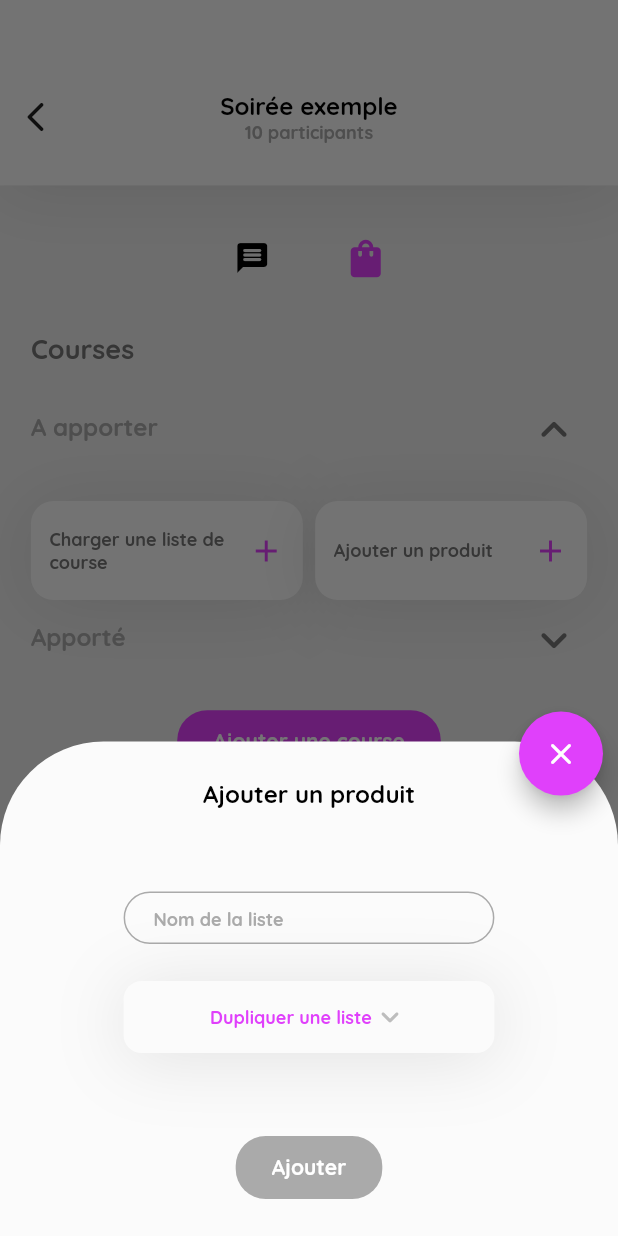
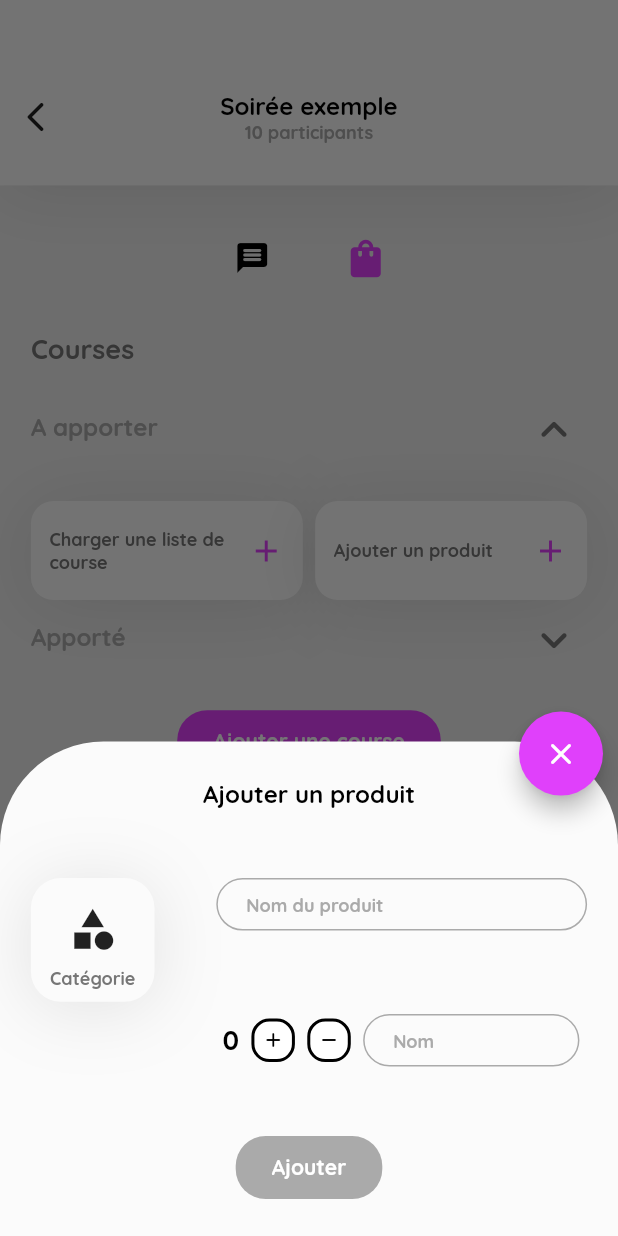
Before and after one commit to Louisp78/Fevly, a Flutter app: the ShoppingScreen screen opened directly, after a tap on the "expand more" icon, after a tap on "Ajouter un produit", on a phone screen of 412 x 824 dp. Run offline on Flutter 3.47's test engine with Material 2 defaults, Android fonts, the phone set to English and light mode, and no system bars; drawn by our look-alikes of auto_size_text; our stand-ins replace flutter_svg, google_fonts; statements that could not run were skipped.

Commit message:
pull main

```diff
--- a/fevly/lib/screens/shopping/components/body.dart
+++ b/fevly/lib/screens/shopping/components/body.dart
@@ -2,23 +2,18 @@ import 'package:fevly/components/custom_basic_app_bar.dart';
 import 'package:fevly/components/custom_bottom_bar.dart';
 import 'package:fevly/components/custom_circle_avatar.dart';
 import 'package:fevly/components/custom_text_button.dart';
-import 'package:fevly/models/guest_list.dart';
 import 'package:fevly/models/is_shopping.dart';
 import 'package:fevly/models/product.dart';
-import 'package:fevly/models/product_list.dart';
-import 'package:fevly/screens/my_lists/components/custom_bottom_sheet_guest_list.dart';
 import 'package:fevly/styles/colors.dart';
-import 'package:fevly/styles/effects.dart';
 import 'package:fevly/test/data_example.dart';
 import 'package:flutter/cupertino.dart';
 import 'package:flutter/material.dart';
 import 'package:flutter/rendering.dart';
 import 'package:google_fonts/google_fonts.dart';
 import 'package:provider/provider.dart';
-
-import '../../../constant.dart';
 import 'add_and_load_shopping.dart';
 import 'custom_bottom_sheet_product_list.dart';
+import 'custom_button_sheet_product_add.dart';
 import 'drop_list.dart';
 import 'list_tile_item.dart';
 
@@ -141,7 +136,7 @@ class Body extends StatelessWidget {
                               context: context,
                               backgroundColor: Colors.transparent,
                               builder: (BuildContext context) {
-                                return const CustomBottomSheetProductList(
+                                return const CustomBottomSheetProductAdd(
                                   title: "Ajouter une liste de courses",
                       );
                     }
@@ -152,7 +147,7 @@ class Body extends StatelessWidget {
                         context: context,
                         backgroundColor: Colors.transparent,
                         builder: (BuildContext context) {
-                          return const CustomBottomSheetProductList(
+                          return const CustomBottomSheetProductAdd(
                             title: "Ajouter un produit",
                           );
                         }),
--- a/fevly/lib/screens/shopping/components/custom_bottom_sheet_product_list.dart
+++ b/fevly/lib/screens/shopping/components/custom_bottom_sheet_product_list.dart
@@ -1,4 +1,6 @@
 import 'package:auto_size_text/auto_size_text.dart';
+import 'package:fevly/components/custom_icon_button.dart';
+import 'package:fevly/components/custom_small_button.dart';
 import 'package:fevly/components/custom_text_button.dart';
 import 'package:fevly/components/custom_text_field.dart';
 import 'package:fevly/constant.dart';
@@ -62,7 +64,40 @@ class CustomBottomSheetProductList extends StatelessWidget {
                 if (!textFieldProvider.selection) const Spacer(),
                 Focus(
                   onFocusChange: (focus) => textFieldProvider.selection = focus,
-                  child: CustomTextField(
+                  child: Row(
+                    mainAxisAlignment: MainAxisAlignment.spaceBetween,
+                    crossAxisAlignment: CrossAxisAlignment.start,
+                    children: [
+                      InkWell(
+                        onTap: () {},
+                        child: Container(
+                          height: size.width * 0.20,
+                          width: size.width * 0.20,
+                          decoration: BoxDecoration(
+                            color: kSurfaceLightColor,
+                            boxShadow: [kShadowBase],
+                            borderRadius: BorderRadius.circular(20),
+                          ),
+                          child: Padding(
+                            padding: EdgeInsets.symmetric(vertical: size.width * 0.02),
+                            child: Column(
+                              mainAxisAlignment: MainAxisAlignment.spaceBetween,
+                              children: [
+                                SizedBox(height: size.height * 0.001),
+                                Icon(
+                                  Icons.category,
+                                  size: size.width * 0.08,
+                                ),
+                                Text(
+                                  "Catégorie",
+                                  style: textTheme.headline5?.copyWith(color: kDarkerTextColor),
+                                ),
+                              ],
+                            ),
+                          ),
+                        ),
+                      ),
+                      CustomTextField(
                         onChanged: (value) {
                           textFieldProvider.textValueOverride = value;
                         },
@@ -72,52 +107,53 @@ class CustomBottomSheetProductList extends StatelessWidget {
                         height: 35,
                         decoration: basicInputDecoration(
                             hintStyle: kBottomSheetHintStyle(textTheme: textTheme),
-                        hintText: "Nom de la liste"),
+                            hintText: "Nom du produit"),
+                      ),
+                    ],
                   ),
                 ),
                 SizedBox(
-                  height: size.height * 0.03,
+                  height: size.height * 0.01,
                 ),
-                Container(
-                  width: size.width * 0.6,
-                  alignment: Alignment.center,
-                  padding: EdgeInsets.symmetric(horizontal: size.width * 0.03),
-                  decoration: BoxDecoration(
-                      borderRadius: BorderRadius.circular(12),
-                      color: kSurfaceLightColor,
-                      boxShadow: [kShadowBase]),
-                  child: DropdownButton<ProductList>(
-                    value: textFieldProvider.value,
-                    hint: textFieldProvider.value != null
-                        ? Row(
-                            mainAxisAlignment: MainAxisAlignment.center,
+                Row(
                   children: [
-                              Text((cast<ProductList>(textFieldProvider.value)!)
-                                  .name),
                     SizedBox(
-                                width: size.width * 0.2,
+                      width: size.width * 0.31,
                     ),
-                            ],
-                          )
-                        : const Text("Dupliquer une liste"),
-                    icon: const Icon(Icons.expand_more_rounded),
-                    elevation: 16,
-                    style: textTheme.headline5,
-                    underline: Container(
-                      height: 0,
+                    Text(
+                      "0",
+                      style: textTheme.headline2,
                     ),
-                    onChanged: (ProductList? newValue) {
-                      textFieldProvider.singleValue = newValue;
+                    SizedBox(width: size.width * 0.02),
+                    CustomIconButton(
+                      press: () {},
+                      icon: Icons.add_rounded,
+                      size: const CustomIconButtonSize.small(),
+                      circle: false,
+                      outline: true,
+                    ),
+                    SizedBox(width: size.width * 0.02),
+                    CustomIconButton(
+                      press: () {},
+                      icon: Icons.remove_rounded,
+                      size: const CustomIconButtonSize.small(),
+                      circle: false,
+                      outline: true,
+                    ),
+                    SizedBox(width: size.width * 0.02),
+                    CustomTextField(
+                        onChanged: (value) {
+                          textFieldProvider.textValueOverride = value;
                         },
-                    items: productListListForDropdown
-                        .map<DropdownMenuItem<ProductList>>(
-                            (ProductList? list) {
-                      return DropdownMenuItem<ProductList>(
-                        value: list,
-                        child: Text(list != null ? list.name : "Aucune"),
-                      );
-                    }).toList(),
+                        onSaved: (value) {},
+                        validator: (value) {},
+                        width: size.width * 0.35,
+                        height: 35,
+                        decoration: basicInputDecoration(
+                            hintStyle: kBottomSheetHintStyle(textTheme: textTheme),
+                            hintText: "Nom"),
                       ),
+                  ]
                 ),
                 const Spacer(),
                 CustomTextButton(
```
Lines whose indentation alone changed are shown as unchanged.
